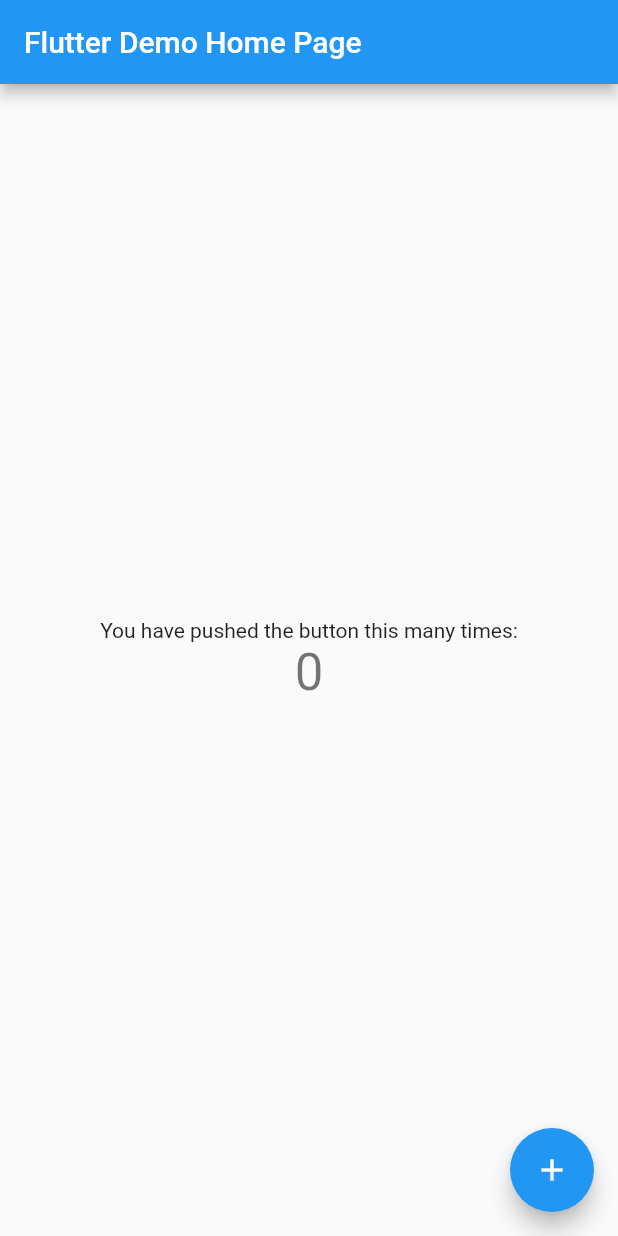
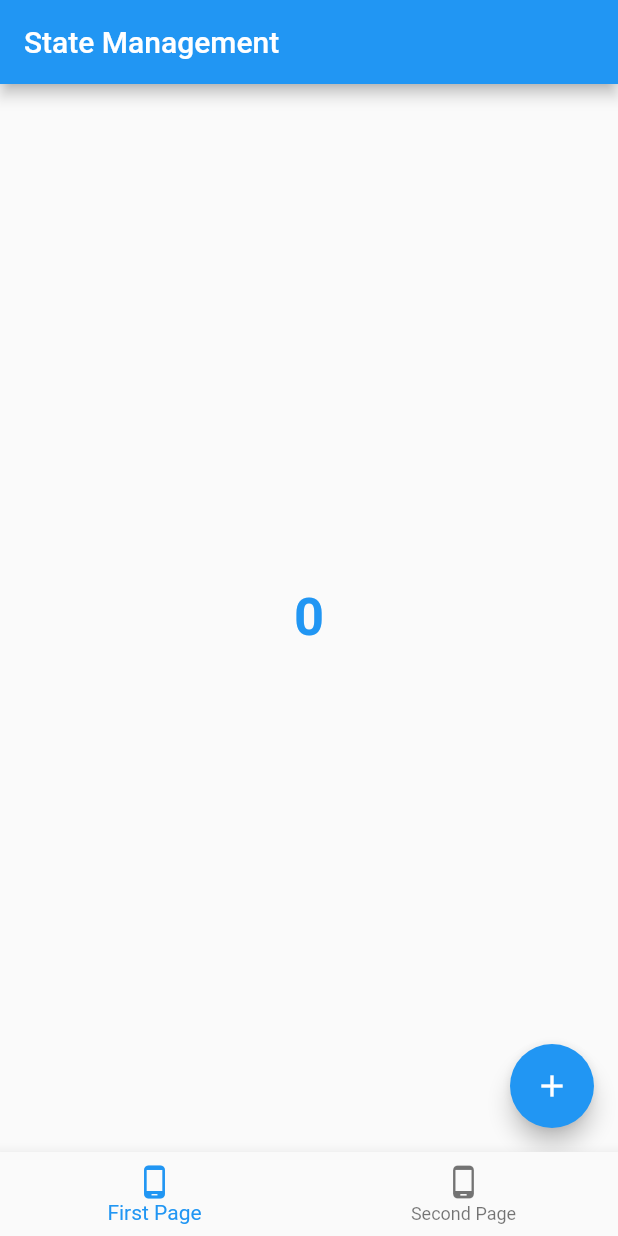
Before and after one commit to infiniteoverflow/State_management_bottom_bar, a Flutter app: the screen it shows after launch, on a phone screen of 412 x 824 dp. Run offline on Flutter 3.47's test engine with Material 2 defaults, Android fonts, the phone set to English and light mode, and no system bars.

Commit message:
Added the screens

```diff
--- /dev/null
+++ b/lib/firstPage.dart
@@ -0,0 +1,42 @@
+import 'package:flutter/material.dart';
+
+class FirstPage extends StatefulWidget {
+  FirstPage({Key key, this.title}) : super(key: key);
+  final String title;
+
+  @override
+  _FirstPageState createState() => _FirstPageState();
+}
+
+class _FirstPageState extends State<FirstPage> {
+  int _counter = 0;
+
+  void _incrementCounter() {
+    setState(() {
+      _counter++;
+    });
+  }
+
+  @override
+  Widget build(BuildContext context) {
+    return Scaffold(
+      body: Center(
+        child: Column(
+          mainAxisAlignment: MainAxisAlignment.center,
+          children: <Widget>[
+            Text(
+              '$_counter',
+              style: TextStyle(fontWeight: FontWeight.bold,fontSize: 35.0,color: Colors.blue),
+            ),
+          ],
+        ),
+      ),
+      floatingActionButton: FloatingActionButton(
+        onPressed: _incrementCounter,
+        tooltip: 'Increment',
+        child: Icon(Icons.add),
+
+      ), // This trailing comma makes auto-formatting nicer for build methods.
+    );
+  }
+}
--- a/lib/main.dart
+++ b/lib/main.dart
@@ -1,4 +1,6 @@
 import 'package:flutter/material.dart';
+import 'package:state_bn_bar/firstPage.dart';
+import 'package:state_bn_bar/secondPage.dart';
 
 void main() {
   runApp(MyApp());
@@ -11,37 +13,18 @@ class MyApp extends StatelessWidget {
     return MaterialApp(
       title: 'Flutter Demo',
       theme: ThemeData(
-        // This is the theme of your application.
-        //
-        // Try running your application with "flutter run". You'll see the
-        // application has a blue toolbar. Then, without quitting the app, try
-        // changing the primarySwatch below to Colors.green and then invoke
-        // "hot reload" (press "r" in the console where you ran "flutter run",
-        // or simply save your changes to "hot reload" in a Flutter IDE).
-        // Notice that the counter didn't reset back to zero; the application
-        // is not restarted.
+
         primarySwatch: Colors.blue,
-        // This makes the visual density adapt to the platform that you run
-        // the app on. For desktop platforms, the controls will be smaller and
-        // closer together (more dense) than on mobile platforms.
+
         visualDensity: VisualDensity.adaptivePlatformDensity,
       ),
-      home: MyHomePage(title: 'Flutter Demo Home Page'),
+      home: MyHomePage(title: 'State Management'),
     );
   }
 }
 
 class MyHomePage extends StatefulWidget {
   MyHomePage({Key key, this.title}) : super(key: key);
-
-  // This widget is the home page of your application. It is stateful, meaning
-  // that it has a State object (defined below) that contains fields that affect
-  // how it looks.
-
-  // This class is the configuration for the state. It holds the values (in this
-  // case the title) provided by the parent (in this case the App widget) and
-  // used by the build method of the State. Fields in a Widget subclass are
-  // always marked "final".
 
   final String title;
 
@@ -50,68 +33,48 @@ class MyHomePage extends StatefulWidget {
 }
 
 class _MyHomePageState extends State<MyHomePage> {
-  int _counter = 0;
 
-  void _incrementCounter() {
-    setState(() {
-      // This call to setState tells the Flutter framework that something has
-      // changed in this State, which causes it to rerun the build method below
-      // so that the display can reflect the updated values. If we changed
-      // _counter without calling setState(), then the build method would not be
-      // called again, and so nothing would appear to happen.
-      _counter++;
-    });
+  int _selectedPage = 0;
+  List<Widget> pageList = List<Widget>();
+
+  @override
+  void initState() {
+    pageList.add(FirstPage());
+    pageList.add(SecondPage());
+    super.initState();
   }
 
   @override
   Widget build(BuildContext context) {
-    // This method is rerun every time setState is called, for instance as done
-    // by the _incrementCounter method above.
-    //
-    // The Flutter framework has been optimized to make rerunning build methods
-    // fast, so that you can just rebuild anything that needs updating rather
-    // than having to individually change instances of widgets.
     return Scaffold(
       appBar: AppBar(
-        // Here we take the value from the MyHomePage object that was created by
-        // the App.build method, and use it to set our appbar title.
         title: Text(widget.title),
       ),
-      body: Center(
-        // Center is a layout widget. It takes a single child and positions it
-        // in the middle of the parent.
-        child: Column(
-          // Column is also a layout widget. It takes a list of children and
-          // arranges them vertically. By default, it sizes itself to fit its
-          // children horizontally, and tries to be as tall as its parent.
-          //
-          // Invoke "debug painting" (press "p" in the console, choose the
-          // "Toggle Debug Paint" action from the Flutter Inspector in Android
-          // Studio, or the "Toggle Debug Paint" command in Visual Studio Code)
-          // to see the wireframe for each widget.
-          //
-          // Column has various properties to control how it sizes itself and
-          // how it positions its children. Here we use mainAxisAlignment to
-          // center the children vertically; the main axis here is the vertical
-          // axis because Columns are vertical (the cross axis would be
-          // horizontal).
-          mainAxisAlignment: MainAxisAlignment.center,
-          children: <Widget>[
-            Text(
-              'You have pushed the button this many times:',
-            ),
-            Text(
-              '$_counter',
-              style: Theme.of(context).textTheme.headline4,
-            ),
-          ],
-        ),
+      body: IndexedStack(
+        index: _selectedPage,
+        children: pageList,
       ),
-      floatingActionButton: FloatingActionButton(
-        onPressed: _incrementCounter,
-        tooltip: 'Increment',
-        child: Icon(Icons.add),
+      bottomNavigationBar: BottomNavigationBar(
+        type: BottomNavigationBarType.fixed,
+        items: const <BottomNavigationBarItem>[
+          BottomNavigationBarItem(
+            icon: Icon(Icons.phone_android),
+            title: Text('First Page'),
+          ),
+          BottomNavigationBarItem(
+            icon: Icon(Icons.phone_android),
+            title: Text('Second Page'),
+          ),
+        ],
+        currentIndex: _selectedPage,
+        selectedItemColor: Colors.blue,
+        onTap: _onItemTapped,
       ), // This trailing comma makes auto-formatting nicer for build methods.
     );
   }
+  void _onItemTapped(int index) {
+    setState(() {
+      _selectedPage = index;
+    });
+  }
 }
```
Also changed, not shown: lib/secondPage.dart (added, +42 -0 lines), lib/thirdPage.dart (added).
